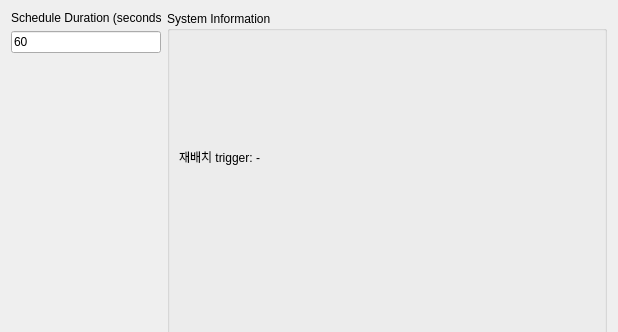
Qt form info_window.ui (misunyu/multimodel-scheduling) before a commit; both pictures show x 0 to 618 and y 0 to 332 of the 618 by 526 pixel window.
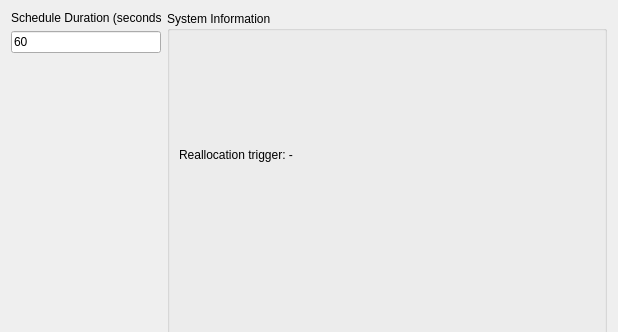
The same form after that commit.

Commit message:
Replace localized strings with English equivalents in UI and logs:
- Updated `info_window.ui` to replace Korean text with English for "Reallocation trigger".
- Modified `unified_viewer.py` to standardize log and detail strings to English for consistency.

What changed in the file:
```diff
--- a/info_window.ui
+++ b/info_window.ui
@@ -250,7 +250,7 @@
          </size>
         </property>
         <property name="text">
-         <string>재배치 trigger: -</string>
+         <string>Reallocation trigger: -</string>
         </property>
         <property name="alignment">
          <set>Qt::AlignLeading|Qt::AlignLeft|Qt::AlignTop</set>
```
The commit also changes 1 other file.
